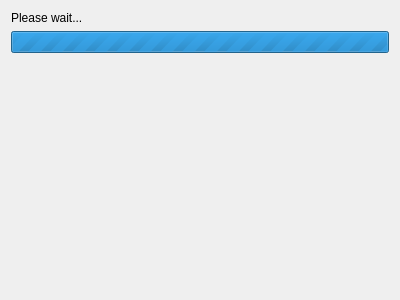
Qt form DesktopClient/src/UI/Pages/PgPairInit.ui (madmaxoft/Deskemes) before a commit.
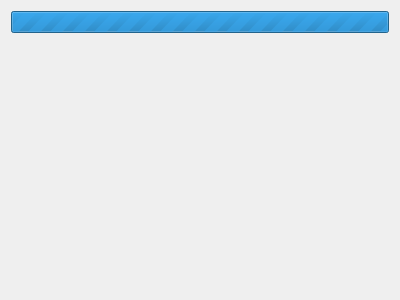
The same form after that commit.

Commit message: DesktopClient: Use QWizardPage parent for all pages.

```diff
--- a/DesktopClient/src/UI/Pages/PgPairInit.ui
+++ b/DesktopClient/src/UI/Pages/PgPairInit.ui
@@ -1,7 +1,7 @@
 <?xml version="1.0" encoding="UTF-8"?>
 <ui version="4.0">
  <class>PgPairInit</class>
- <widget class="QWidget" name="PgPairInit">
+ <widget class="QWizardPage" name="PgPairInit">
   <property name="geometry">
    <rect>
     <x>0</x>
@@ -10,20 +10,13 @@
     <height>300</height>
    </rect>
   </property>
-  <property name="windowTitle">
-   <string>Form</string>
+  <property name="title">
+   <string>Waiting for device</string>
+  </property>
+  <property name="subTitle">
+   <string>Initializing a secure connection to the device</string>
   </property>
   <layout class="QVBoxLayout" name="verticalLayout">
-   <item>
-    <widget class="QLabel" name="label">
-     <property name="text">
-      <string>Please wait...</string>
-     </property>
-     <property name="wordWrap">
-      <bool>true</bool>
-     </property>
-    </widget>
-   </item>
    <item>
     <widget class="QProgressBar" name="progressBar">
      <property name="maximum">
```
The commit also changes 10 other files.
